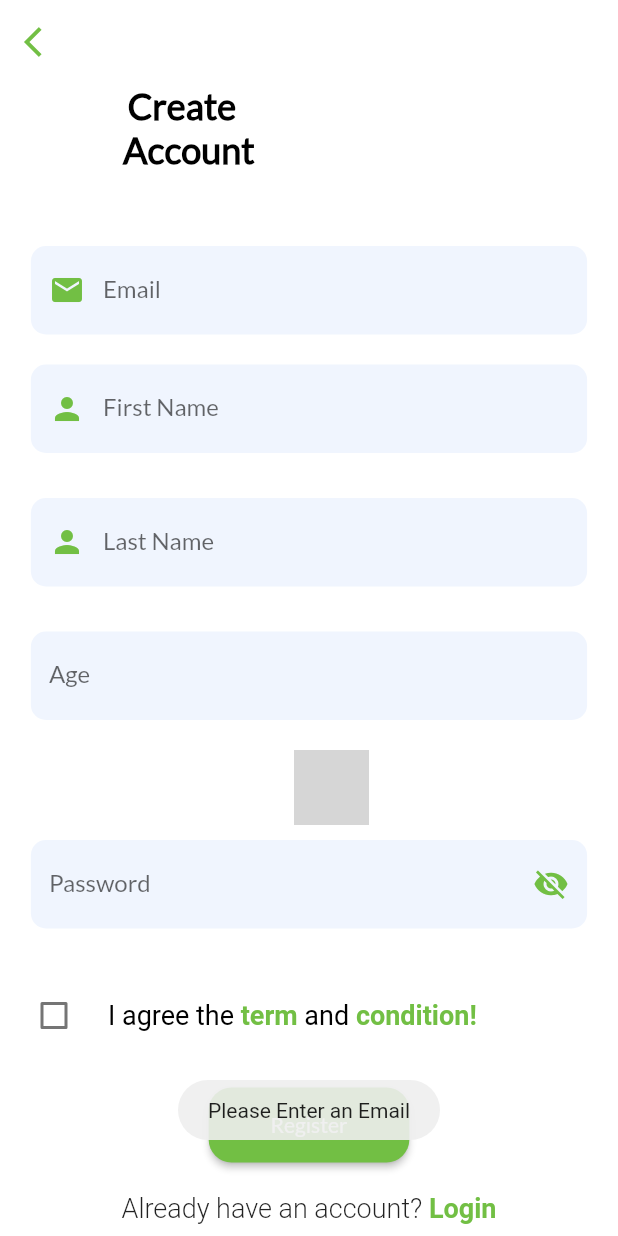
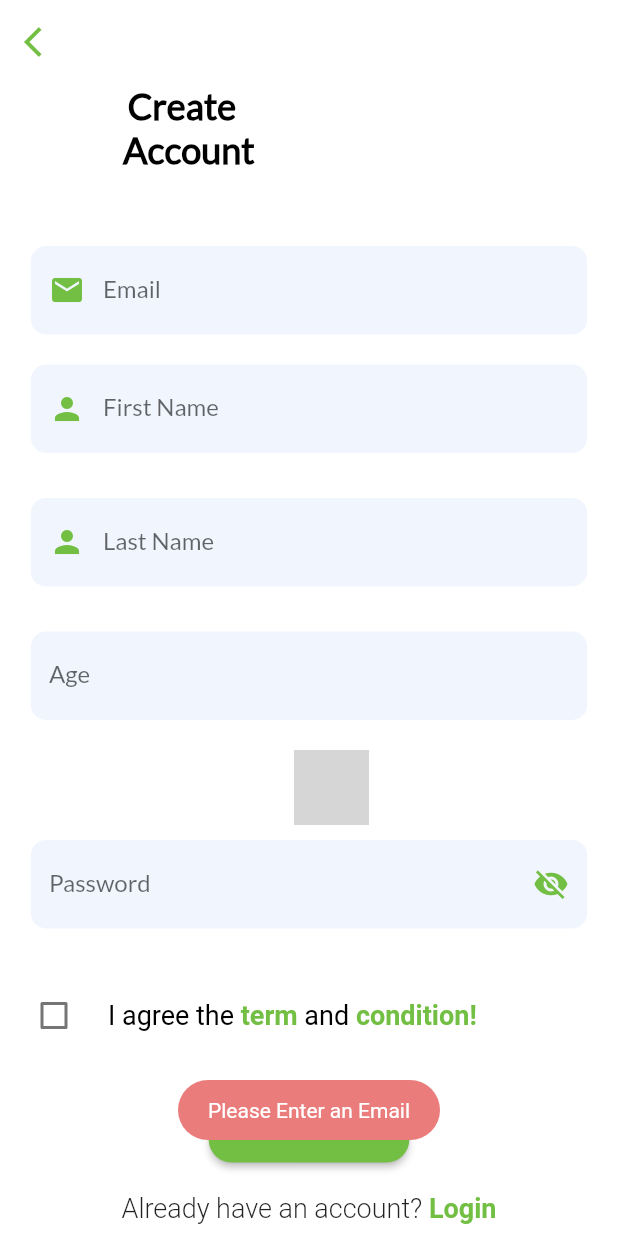
Before and after one commit to Emanuel-js/HealTalkPatient, a Flutter app: the RegisterScreen screen opened directly, after a tap on "Register", on a phone screen of 412 x 824 dp. Run offline on Flutter 3.47's test engine with Material 2 defaults, Android fonts, the phone set to English and light mode, and no system bars; our stand-ins replace cloud_firestore, convex_bottom_bar, firebase_auth, firebase_core, firebase_database, fluttertoast and 2 more; missing offline and left inert: gender_picker; accounts and stored records are empty; grey boxes are pictures that could not be loaded.

Commit message:
update no 8

```diff
--- a/lib/Screen/Authentication/registerScreen.dart
+++ b/lib/Screen/Authentication/registerScreen.dart
@@ -231,20 +231,24 @@ class _RegisterScreenState extends State<RegisterScreen> {
 
   Future<void> validators(BuildContext context) async {
     if (email.text.isEmpty) {
-      DisplayMsg().displayMessage("Please Enter an Email", context);
+      DisplayMsg()
+          .displayMessage(msg: "Please Enter an Email", context: context);
     } else if (!email.text.contains("@")) {
-      DisplayMsg().displayMessage("Invalid Email", context);
+      DisplayMsg().displayMessage(msg: "Invalid Email", context: context);
     } else if (firstName.text.length < 4 && lastName.text.length < 4) {
-      DisplayMsg().displayMessage("Name must be atlist 3 character", context);
+      DisplayMsg().displayMessage(
+          msg: "Name must be atlist 3 character", context: context);
     } else if (int.parse(age.text) < 18) {
-      DisplayMsg().displayMessage("Name must be atlist 3 character", context);
+      DisplayMsg().displayMessage(
+          msg: "Name must be atlist 3 character", context: context);
     } else if (password.text.isEmpty) {
-      DisplayMsg().displayMessage("Age must be +18", context);
+      DisplayMsg().displayMessage(msg: "Age must be +18", context: context);
     } else if (password.text.length < 6) {
-      DisplayMsg().displayMessage("Password must be > 6 character", context);
+      DisplayMsg().displayMessage(
+          msg: "Password must be > 6 character", context: context);
     } else {
       setState(() {
-        isloading = true;
+        isloading = false;
       });
       final u = await auth.regsiter(firstName.text.trim(), lastName.text.trim(),
           email.text.trim(), password.text.trim(), gender.trim(), context);
@@ -252,8 +256,12 @@ class _RegisterScreenState extends State<RegisterScreen> {
       if (u) {
         setState(() {
           isloading = false;
+          Navigator.pushReplacement(context, createRoute(VerificationScreen()));
+          DisplayMsg().displayMessage(
+            msg: "You are Seccsessfuly registerd",
+            context: context,
+          );
         });
-        Navigator.pushReplacement(context, createRoute(VerificationScreen()));
       } else {
         setState(() {
           isloading = true;
--- a/lib/Screen/Authentication/varificationScreen.dart
+++ b/lib/Screen/Authentication/varificationScreen.dart
@@ -94,7 +94,7 @@ class _VerificationScreenState extends State<VerificationScreen> {
     print("pls varify");
     if (user.emailVerified) {
       _timer.cancel();
-      Navigator.pushReplacement(context, createRoute(Surveyscreen()));
+      Navigator.pushReplacement(context, createRoute(HomeScreen1()));
     }
   }
 
--- a/lib/utility/displayMessageforuser.dart
+++ b/lib/utility/displayMessageforuser.dart
@@ -1,11 +1,17 @@
+import 'package:flutter/cupertino.dart';
+import 'package:flutter/material.dart';
 import 'package:fluttertoast/fluttertoast.dart';
+import "../index.dart";
 
 class DisplayMsg {
+  DisplayMsg({this.msg, this.context, this.iserror = true});
   final String msg;
   final context;
-
-  DisplayMsg({this.msg, this.context});
-  void displayMessage(String msg, context) {
-    Fluttertoast.showToast(msg: msg);
+  final iserror;
+  void displayMessage({String msg, context, iserror = true}) {
+    Color color;
+    final colors = Appcolor();
+    iserror ? color = colors.k_redColor : color = colors.k_primerygreenColor;
+    Fluttertoast.showToast(msg: msg, backgroundColor: color);
   }
 }
```
Also changed, not shown: lib/Controller/auth.dart (+8 -6 lines), lib/Screen/Authentication/loginScreen.dart (+11 -6 lines).
